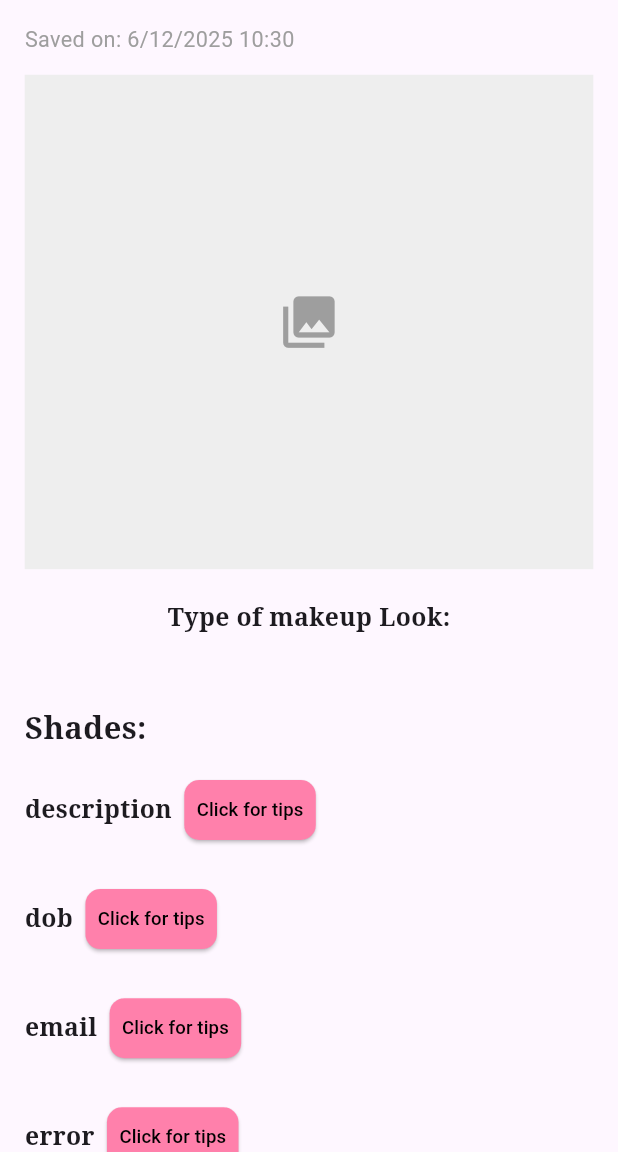
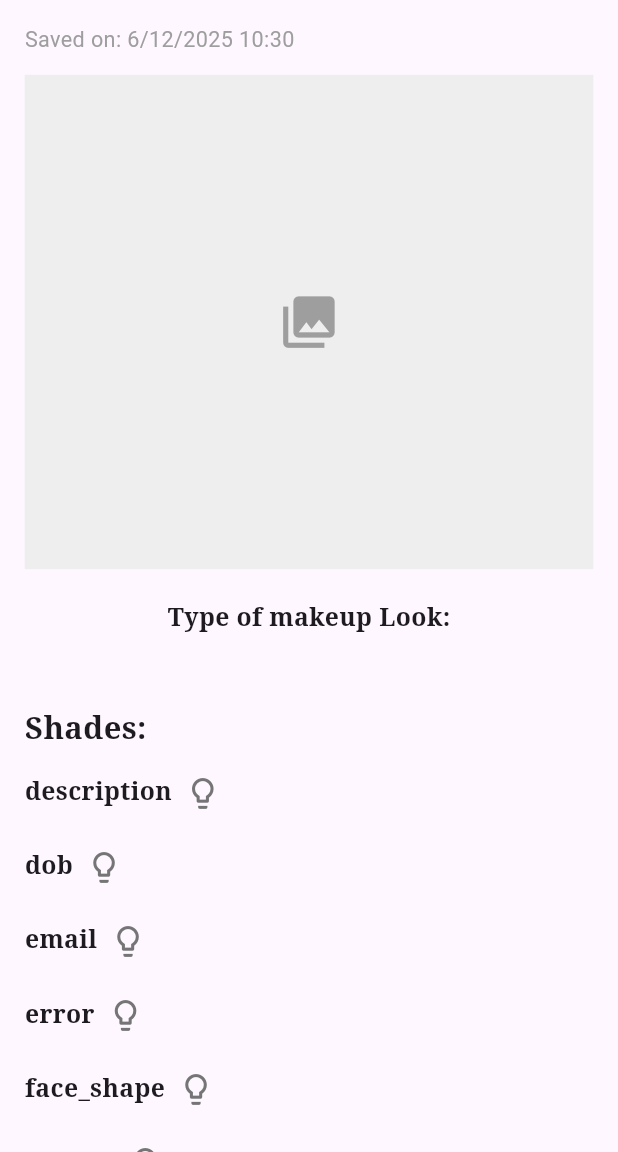
Before and after one commit to kwienyu/GlamourApp, a Flutter app: the LookDetailsScreen screen opened directly with empty values, on a phone screen of 412 x 824 dp, the part 84-1236 px from its top. Run offline on Flutter 3.47's test engine with Material 3 defaults, Android fonts, the light colour scheme and no system bars; our stand-ins replace bouncing_widget, camera, flutter_animate, image_picker, loading_animation_widget, shared_preferences and 1 more; missing offline and left inert: better_image_shadow; accounts and stored records are empty; Roboto replaces fonts that are missing (Serif).

Commit message:
modify glamvault like icons

```diff
--- a/lib/face_shape_selector.dart
+++ b/lib/face_shape_selector.dart
@@ -3,6 +3,8 @@ import 'package:shared_preferences/shared_preferences.dart';
 
 class FaceShapeSelectorScreen extends StatelessWidget {
   final List<String> faceShapes = ['Oval', 'Round', 'Square', 'Heart', 'Oblong'];
+
+ FaceShapeSelectorScreen({super.key});
 
   Future<void> _saveFaceShape(String shape, BuildContext context) async {
     final prefs = await SharedPreferences.getInstance();
--- a/lib/glamvault.dart
+++ b/lib/glamvault.dart
@@ -559,26 +559,23 @@ class _LookDetailsScreenState extends State<LookDetailsScreen> {
 
   return Positioned(
     right: screenWidth * 0.02,
-    top: screenHeight * 0.60, // Adjust this value as needed
-    child: Container(
-      width: screenWidth * 0.5,
-      padding: EdgeInsets.all(screenWidth * 0.03),
-      decoration: BoxDecoration(
-        color: Colors.white,
-        borderRadius: BorderRadius.circular(10),
-        boxShadow: [
-          BoxShadow(
-            color: Colors.black26,
-            blurRadius: 5,
-            spreadRadius: 1,
-          ),
-        ],
+    top: screenHeight * 0.60,
+    child: Material(
+      elevation: 4,
+      borderRadius: BorderRadius.circular(10),
+      child: Container(
+        width: screenWidth * 0.6,
+        padding: EdgeInsets.all(screenWidth * 0.03),
+        decoration: BoxDecoration(
+          color: Colors.white,
+          borderRadius: BorderRadius.circular(10),
+          border: Border.all(color: Colors.pinkAccent[100]!),
       ),
       child: Column(
         crossAxisAlignment: CrossAxisAlignment.start,
         children: [
           Text(
-            '${_currentProductName} Tips',
+            '$_currentProductName Tips',
             style: TextStyle(
               fontWeight: FontWeight.bold,
               fontSize: screenWidth * 0.04,
@@ -594,6 +591,7 @@ class _LookDetailsScreenState extends State<LookDetailsScreen> {
           ),
         ],
       ),
+    ),
     ),
   );
 }
@@ -615,24 +613,14 @@ Widget _buildProductWithTips(String productName, List<dynamic> shades) {
               ),
             ),
             SizedBox(width: screenWidth * 0.02),
-            ElevatedButton(
-              style: ElevatedButton.styleFrom(
-                backgroundColor: Colors.pinkAccent[100],
-                padding: EdgeInsets.symmetric(
-                  horizontal: screenWidth * 0.02,
-                  vertical: screenHeight * 0.005,
-                ),
-                shape: RoundedRectangleBorder(
-                  borderRadius: BorderRadius.circular(10),
-                ),
-              ),
-              onPressed: () => _toggleTipsBox(productName),
-              child: Text(
-                'Click for tips',
-                style: TextStyle(
-                  fontSize: screenWidth * 0.03,
-                  color: Colors.black,
-                ),
+            GestureDetector(
+              onTap: () => _toggleTipsBox(productName),
+              child: Icon(
+                Icons.lightbulb_outline,
+                size: screenWidth * 0.06,
+                color: _showTipsBox && _currentProductName == productName
+                    ? Colors.yellow[700]
+                    : Colors.grey[600],
               ),
             ),
           ],
@@ -647,8 +635,6 @@ Widget _buildProductWithTips(String productName, List<dynamic> shades) {
     ),
   );
 }
-
-
   Widget _buildPlaceholder() {
     return Container(
       color: Colors.grey[200],
--- a/lib/profile_selection.dart
+++ b/lib/profile_selection.dart
@@ -5,6 +5,7 @@ import 'camera.dart';
 import 'glamvault.dart';
 import 'makeup_guide.dart';
 import 'faceshapes.dart';
+import 'skintone.dart';
 
 class ProfileSelection extends StatefulWidget {
   final String userId;
@@ -374,7 +375,7 @@ class _ProfileSelectionState extends State<ProfileSelection> {
                 SizedBox(width: screenWidth * 0.05),
                 _buildCategoryItem(context, 'assets/face shape 2.png', 'Face Shape', FaceShapesApp(userId: widget.userId)),
                 SizedBox(width: screenWidth * 0.05),
-                _buildCategoryItem(context, 'assets/skin tone 2.png', 'Skin Tone', Container()),
+                _buildCategoryItem(context, 'assets/skin tone 2.png', 'Skin Tone', SkinTone(userId: widget.userId)),
                 SizedBox(width: screenWidth * 0.05),
                 _buildCategoryItem(context, 'assets/makeup look.png', 'Makeup Look', Container()),
                 SizedBox(width: screenWidth * 0.05),
--- a/pubspec.yaml
+++ b/pubspec.yaml
@@ -123,3 +123,9 @@ flutter:
     - assets/heart2_image.png
     - assets/oblong2_image.png
     - assets/undertone guide.png
+    - assets/Mestiza-tone.jpg
+    - assets/Chinita-tone.jpg
+    - assets/Morena-tone.jpg
+    - assets/mestiza-ic.png
+    - assets/morena-ic.png
+    - assets/chinita-ic.png
```
Also changed, not shown: lib/skintone.dart (added, +272 -0 lines), assets/Chinita-tone.jpg (added), assets/Mestiza-tone.jpg (added), assets/Morena-tone.jpg (added), assets/chinita-ic.png (added), assets/mestiza-ic.png (added), assets/morena-ic.png (added).
